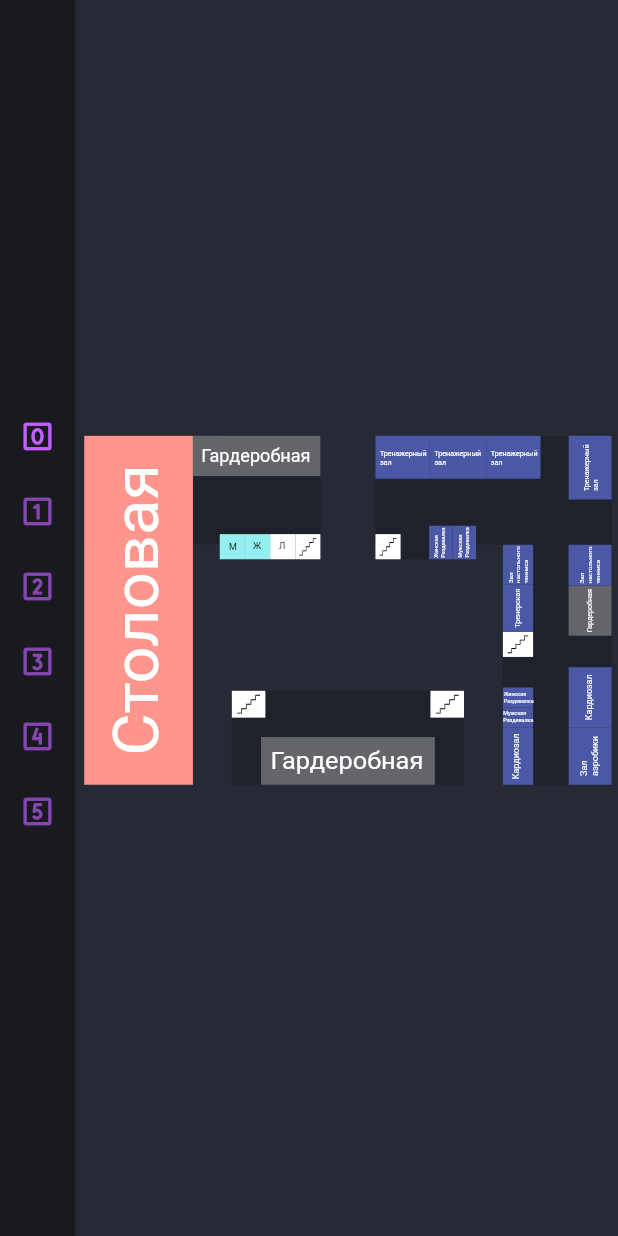
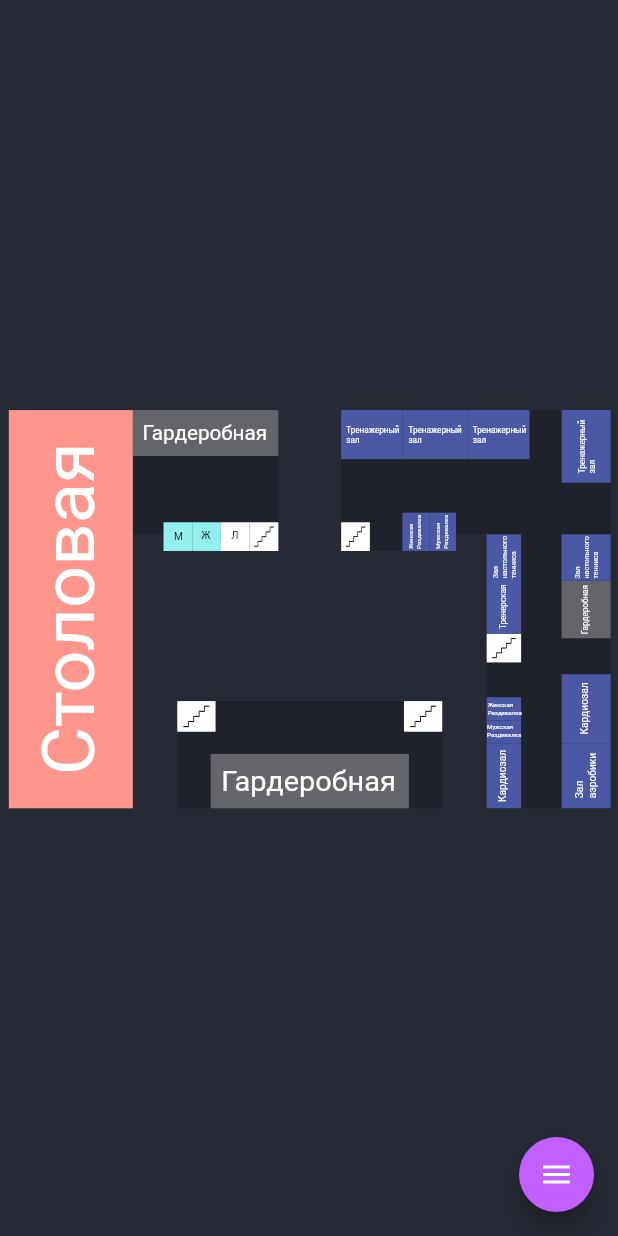
Before and after one commit to hitfot/finashka_map, a Flutter app: the MapPage screen opened directly, on a phone screen of 412 x 824 dp. Run offline on Flutter 3.47's test engine with Material 2 defaults, Android fonts, the phone set to English and light mode, and no system bars; drawn by our look-alikes of flutter_speed_dial; our stand-ins replace cloud_firestore, curved_navigation_bar, firebase_core, flutter_svg; accounts and stored records are empty.

Commit message:
Новое меню навигации

```diff
--- a/lib/presentation/pages/map.dart
+++ b/lib/presentation/pages/map.dart
@@ -3,6 +3,7 @@ import 'package:finashka_map/presentation/pages/floors.dart';
 import 'package:flutter/cupertino.dart';
 import 'package:flutter/material.dart';
 import 'package:finashka_map/presentation/colors.dart';
+import 'package:flutter_speed_dial/flutter_speed_dial.dart';
 
 class MapPage extends StatefulWidget {
   @override
@@ -21,7 +22,7 @@ class _MapPageState extends State<MapPage>{
     Floor('assets/map/ref_map/floor4.svg'),
     Floor('assets/map/ref_map/floor5.svg')
   ];
-  int _activeFloor = 0;
+  int _activeFloor = 2;
   _MapPageState(int SelectedFloor){
     _activeFloor = SelectedFloor;
   }
@@ -30,9 +31,50 @@ class _MapPageState extends State<MapPage>{
   Widget build(BuildContext context) {
     return Scaffold(
       backgroundColor: DarkThemeColors.background01,
+      floatingActionButton: SpeedDial(
+        buttonSize: 50,
+        backgroundColor: DarkThemeColors.secondary,
+        overlayOpacity: 0,
+        animationSpeed: 350,
+        animatedIcon: AnimatedIcons.menu_close,
+        children: [
+          SpeedDialChild(
+            backgroundColor: DarkThemeColors.background03,
+            child: Icon(NewIcons.number_square_zero_bold_svgrepo_com, color: DarkThemeColors.secondary,),
+            label: 'Нулевой этаж',
+            onTap: () => _activeFloor = 0,
+          ),
+          SpeedDialChild(
+            backgroundColor: DarkThemeColors.background03,
+            child: Icon(NewIcons.number_square_one_bold_svgrepo_com_1, color: DarkThemeColors.secondary,),
+            label: 'Первый этаж',
+            onTap: () => _activeFloor = 1,
+          ),
+          SpeedDialChild(
+            backgroundColor: DarkThemeColors.background03,
+            child: Icon(NewIcons.number_square_two_bold_svgrepo_com, color: DarkThemeColors.secondary,),
+            label: 'Второй этаж',
+          ),
+          SpeedDialChild(
+            backgroundColor: DarkThemeColors.background03,
+            child: Icon(NewIcons.number_square_three_bold_svgrepo_com, color: DarkThemeColors.secondary,),
+            label: 'Третий этаж',
+          ),
+          SpeedDialChild(
+            backgroundColor: DarkThemeColors.background03,
+            child: Icon(NewIcons.number_square_four_bold_svgrepo_com, color: DarkThemeColors.secondary,),
+            label: 'Четвертый этаж',
+          ),
+          SpeedDialChild(
+            backgroundColor: DarkThemeColors.background03,
+            child: Icon(NewIcons.number_square_five_bold_svgrepo_com, color: DarkThemeColors.secondary,),
+            label: 'Пятый этаж',
+          ),
+        ],
+      ),
       body: Row(
         children: <Widget>[
-          NavigationRail(
+          /*NavigationRail(
             backgroundColor: Colors.transparent,
             selectedIndex: _activeFloor,
             onDestinationSelected: (int index) {
@@ -52,7 +94,7 @@ class _MapPageState extends State<MapPage>{
                 label: Text(''),
               ),
               NavigationRailDestination(
-                icon: Icon(NewIcons.number_square_two_bold_svgrepo_com, color: DarkThemeColors.secondary,),
+                icon: Icon(NewIcons.number_square_three_bold_svgrepo_com, color: DarkThemeColors.secondary,),
                 label: Text(''),
               ),
               NavigationRailDestination(
@@ -68,8 +110,8 @@ class _MapPageState extends State<MapPage>{
                 label: Text(''),
               ),
             ],
-          ),
-          const VerticalDivider(thickness: 1, width: 1, color: DarkThemeColors.background02,),
+          ),*/
+          //const VerticalDivider(thickness: 1, width: 1, color: DarkThemeColors.background02,),
           Expanded(
               child: Center(
                 child: _Floors[_activeFloor],
--- a/pubspec.yaml
+++ b/pubspec.yaml
@@ -31,6 +31,7 @@ dependencies:
     sdk: flutter
   curved_navigation_bar: ^1.0.3
   flutter_svg: ^1.0.3
+  flutter_speed_dial: ^4.3.0
 
 
   # The following adds the Cupertino Icons font to your application.
```
Also changed, not shown: pubspec.lock.
